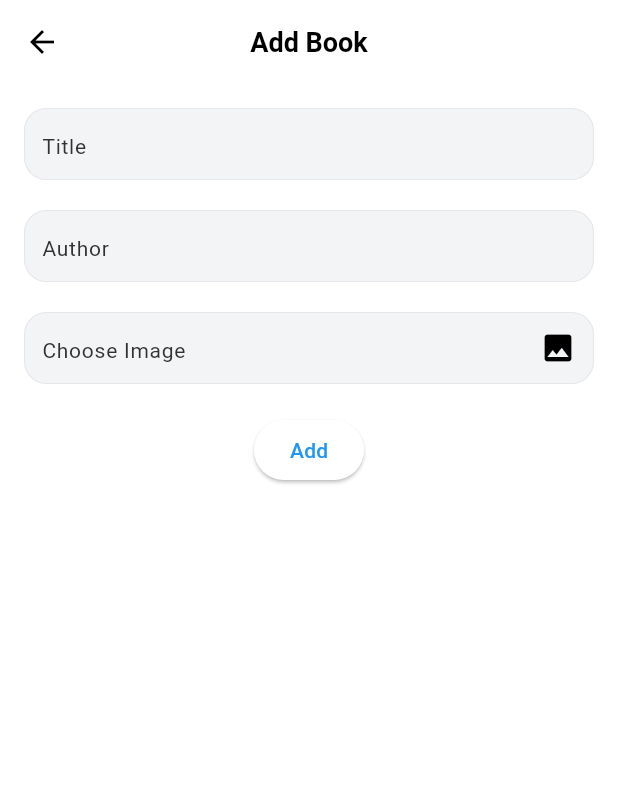
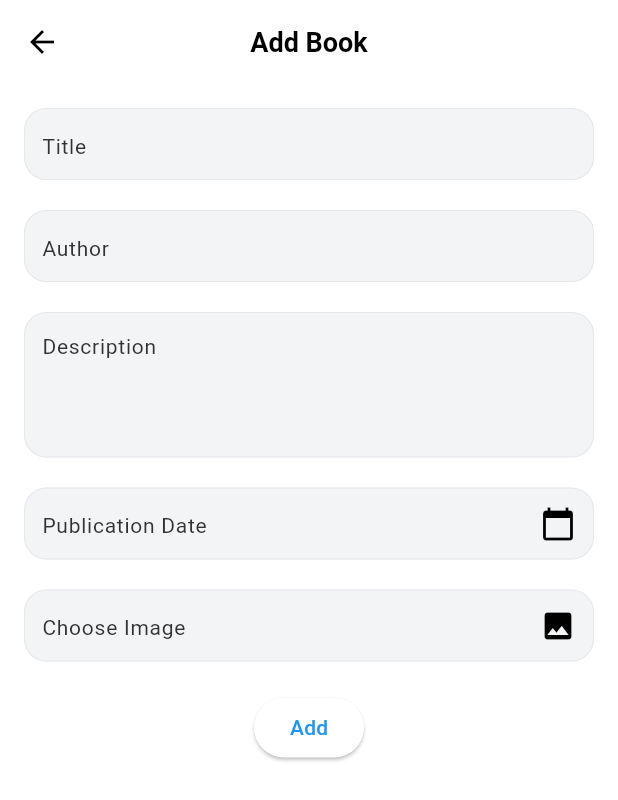
Before and after one commit to JumanaHani/Beanz-Assignment, a Flutter app: the screen it shows after launch, after a tap on the "add" icon, on a phone screen of 412 x 824 dp. Shown: the top 800 px of the screen. Run offline on Flutter 3.47's test engine with Material 3 defaults, Android fonts, the phone set to English and light mode, and no system bars; our stand-ins replace flutter_bloc, hive, hive_flutter, image_picker; accounts and stored records are empty; network calls fail; Roboto replaces fonts that are missing (GelixMedium).

Commit message:
make changes and enhancment on book Form add favorit tab to show favorite books

```diff
--- a/lib/data/data_source/remote/book_api_services.dart
+++ b/lib/data/data_source/remote/book_api_services.dart
@@ -6,7 +6,7 @@ import 'package:http/http.dart' as http;
 class BookApiService {
   // Mock API server URLs
   static const String baseUrl =
-      "http://192.168.166.185:3001/books"; // For physical devices
+      "http://192.168.208.185:3001/books"; // For physical devices use the ip address of the mock api server
   // static const String baseUrl = 'http://10.0.2.2:3001/books'; // For Emulator
 
   // Fetch all books
--- a/lib/presentation/app/book_list_screen.dart
+++ b/lib/presentation/app/book_list_screen.dart
@@ -1,58 +1,133 @@
 import 'dart:io';
+import 'package:beanz_assessment/domain/models/Book.dart';
 import 'package:beanz_assessment/presentation/Bloc/book_bloc/book_bloc.dart';
 import 'package:beanz_assessment/presentation/Bloc/book_bloc/book_event.dart';
 import 'package:beanz_assessment/presentation/Bloc/book_bloc/book_state.dart';
+import 'package:beanz_assessment/presentation/Bloc/favorite_bloc/favorite_book_bloc.dart';
+import 'package:beanz_assessment/presentation/Bloc/favorite_bloc/favorite_book_event.dart';
+import 'package:beanz_assessment/presentation/Bloc/favorite_bloc/favorite_book_state.dart';
 import 'package:beanz_assessment/presentation/details/book_details_screen.dart';
 import 'package:beanz_assessment/presentation/widgets/book_form.dart';
-import 'package:beanz_assessment/presentation/widgets/error_dialog.dart';
 import 'package:flutter/material.dart';
 import 'package:flutter_bloc/flutter_bloc.dart';
 
-void showErrorDialog(BuildContext context, String errorMessage) {
-  showDialog(
-    context: context,
-    builder: (context) => ErrorDialog(message: errorMessage),
+class BooksList extends StatefulWidget {
+  @override
+  _BooksListState createState() => _BooksListState();
+}
+
+class _BooksListState extends State<BooksList> {
+  @override
+  void initState() {
+    super.initState();
+    // Load books and favorites when the screen opens
+    context.read<BookBloc>().add(FetchBooksEvent());
+    context.read<FavoriteBloc>().add(LoadFavoritesEvent());
+  }
+
+  @override
+  Widget build(BuildContext context) {
+    return DefaultTabController(
+      length: 2, // Two tabs: All Books & Favorites
+      child: Scaffold(
+        appBar: AppBar(
+          title: Text('Books Shelf'),
+          bottom: TabBar(
+            tabs: [
+              Tab(icon: Icon(Icons.library_books), text: 'All Books'),
+              Tab(icon: Icon(Icons.favorite), text: 'Favorites'),
+            ],
+          ),
+        ),
+        body: TabBarView(
+          children: [
+            _buildBooksTab(), // All Books Tab
+            _buildFavoritesTab(), // Favorites Tab
+          ],
+        ),
+        floatingActionButton: FloatingActionButton(
+          onPressed: () async {
+            final newBook = await Navigator.push(
+              context,
+              MaterialPageRoute(builder: (context) => BookForm()),
+            );
+            if (!context.mounted) return;
+            if (newBook != null) {
+              context.read<BookBloc>().add(AddBookEvent(newBook));
+            }
+          },
+          child: Icon(Icons.add),
+        ),
+        floatingActionButtonLocation: FloatingActionButtonLocation.centerFloat,
+      ),
     );
   }
 
-class BooksList extends StatelessWidget {
-  @override
-  Widget build(BuildContext context) {
-    return Scaffold(
-      appBar: AppBar(title: Text('Books Shelf')),
-      body: Column(
-        children: [
-          Padding(
-            padding: const EdgeInsets.all(8.0),
-            child: TextField(
-              decoration: InputDecoration(
-                hintText: 'Search Books...',
-                border:
-                    OutlineInputBorder(borderRadius: BorderRadius.circular(25)),
-                prefixIcon: Icon(Icons.search),
-              ),
-              onChanged: (query) {
-                context.read<BookBloc>().add(SearchBooksEvent(query));
-              },
-            ),
-          ),
-          Expanded(
-            child: BlocBuilder<BookBloc, BookState>(
+  // Tab 1: All Books List
+  Widget _buildBooksTab() {
+    return BlocBuilder<BookBloc, BookState>(
       builder: (context, state) {
         if (state is BooksLoadingState) {
           return Center(child: CircularProgressIndicator());
         } else if (state is BooksLoadedState) {
+          return _buildBookList(state.filteredBooks);
+        } else if (state is BooksErrorState) {
+          return Center(child: Text('Error loading books'));
+        }
+        return Container();
+      },
+    );
+  }
+
+  // Tab 2: Favorite Books List
+  Widget _buildFavoritesTab() {
+    return BlocListener<FavoriteBloc, FavoriteState>(
+      listener: (context, state) {},
+      child: BlocBuilder<FavoriteBloc, FavoriteState>(
+        builder: (context, state) {
+          context.read<FavoriteBloc>().add(LoadFavoritesEvent());
+
+          if (state is FavoriteLoaded) {
+            List<String> favoriteIds = state.favorites.keys
+                .where((bookId) => state.favorites[bookId] == true)
+                .toList();
+
+            return BlocBuilder<BookBloc, BookState>(
+              builder: (context, bookState) {
+                if (bookState is BooksLoadedState) {
+                  final favoriteBooks = bookState.books
+                      .where((book) => favoriteIds.contains(book.id.toString()))
+                      .toList();
+                  return _buildBookList(favoriteBooks);
+                }
+                return Center(child: CircularProgressIndicator());
+              },
+            );
+          }
+          return Center(child: Text("No Favorites"));
+        },
+      ),
+    );
+  }
+
+  // Reusable Widget for Book List
+  Widget _buildBookList(List<Book> books) {
     return ListView.builder(
-                    itemCount: state.filteredBooks.length,
+      itemCount: books.length,
       itemBuilder: (context, index) {
-                      final book = state.filteredBooks[index];
+        final book = books[index];
+        return _buildBookItem(book);
+      },
+    );
+  }
+
+  // Single Book Item
+  Widget _buildBookItem(Book book) {
     return GestureDetector(
       onTap: () {
         Navigator.push(
           context,
-                            MaterialPageRoute(
-                              builder: (context) => BookDetails(book: book),
-                            ),
+          MaterialPageRoute(builder: (context) => BookDetails(book: book)),
         );
       },
       child: Container(
@@ -69,29 +144,14 @@ class BooksList extends StatelessWidget {
             height: 50,
             fit: BoxFit.cover,
             errorBuilder: (context, error, stackTrace) {
-                                return Icon(Icons.broken_image,
-                                    size: 50, color: Colors.grey);
+              return Icon(Icons.broken_image, size: 50, color: Colors.grey);
             },
           ),
           title: Text(
             book.title,
             style: TextStyle(fontWeight: FontWeight.bold),
           ),
-                            subtitle: Column(
-                              crossAxisAlignment: CrossAxisAlignment.start,
-                              children: [
-                                Text(
-                                  ' (by ${book.author})',
-                                  maxLines: 1,
-                                  overflow: TextOverflow.ellipsis,
-                                ),
-                                Text(
-                                  book.description ?? '',
-                                  maxLines: 1,
-                                  overflow: TextOverflow.ellipsis,
-                                )
-                              ],
-                            ),
+          subtitle: Text('by ${book.author}', maxLines: 1),
           trailing: Row(
             mainAxisSize: MainAxisSize.min,
             children: [
@@ -105,15 +165,14 @@ class BooksList extends StatelessWidget {
                   final updatedBook = await Navigator.push(
                     context,
                     MaterialPageRoute(
-                                        builder: (context) =>
-                                            BookForm(book: book),
+                      builder: (context) => BookForm(book: book),
                     ),
                   );
                   if (!context.mounted) return;
                   if (updatedBook != null) {
-                                      context.read<BookBloc>().add(
-                                          EditBookEvent(
-                                              updatedBook)); // Refresh list
+                    context
+                        .read<BookBloc>()
+                        .add(EditBookEvent(updatedBook)); // Refresh list
                   }
                 },
               ),
@@ -124,8 +183,9 @@ class BooksList extends StatelessWidget {
                   size: 25,
                 ),
                 onPressed: () {
-                                    context.read<BookBloc>().add(
-                                        DeleteBookEvent(book.id.toString()));
+                  context
+                      .read<BookBloc>()
+                      .add(DeleteBookEvent(book.id.toString()));
                 },
               ),
             ],
@@ -133,30 +193,5 @@ class BooksList extends StatelessWidget {
         ),
       ),
     );
-                    },
-                  );
-                } else if (state is BooksErrorState) {
-                  showErrorDialog(context, state.error);
-                }
-                return Container();
-              },
-            ),
-          ),
-        ],
-      ),
-      floatingActionButton: FloatingActionButton(
-        onPressed: () async {
-          final newBook = await Navigator.push(
-            context,
-            MaterialPageRoute(builder: (context) => BookForm()),
-          );
-          if (!context.mounted) return;
-          if (newBook != null) {
-            context.read<BookBloc>().add(AddBookEvent(newBook));
-          }
-        },
-        child: Icon(Icons.add),
-      ),
-    );
   }
 }
--- a/lib/presentation/widgets/book_form.dart
+++ b/lib/presentation/widgets/book_form.dart
@@ -18,7 +18,8 @@ class _BookFormState extends State<BookForm> {
 
   late TextEditingController titleController;
   late TextEditingController authorController;
-  late TextEditingController publisedDate;
+  late TextEditingController descriptionController;
+  late TextEditingController publisedDateController;
   late TextEditingController imageController;
 
   @override
@@ -26,7 +27,9 @@ class _BookFormState extends State<BookForm> {
     super.initState();
     titleController = TextEditingController(text: widget.book?.title ?? '');
     authorController = TextEditingController(text: widget.book?.author ?? '');
-    publisedDate=TextEditingController(text: widget.book?.publicationDate?.toIso8601String() ?? '');
+    descriptionController = TextEditingController(text: widget.book?.description ?? '');
+    publisedDateController = TextEditingController(
+        text: widget.book?.publicationDate?.toIso8601String() ?? '');
     imageController = TextEditingController(text: widget.book?.image ?? '');
   }
 
@@ -36,8 +39,9 @@ class _BookFormState extends State<BookForm> {
           id: widget.book?.id,
           title: titleController.text,
           author: authorController.text,
+          description: descriptionController.text,
           image: imageController.text,
-      );
+          publicationDate: DateTime.parse(publisedDateController.text));
 
       try {
         if (widget.book == null) {
@@ -73,6 +77,7 @@ class _BookFormState extends State<BookForm> {
         padding: EdgeInsets.all(16.0),
         child: Form(
           key: _formKey,
+          child: SingleChildScrollView(
             child: Column(
               children: [
                 TextFormField(
@@ -80,13 +85,54 @@ class _BookFormState extends State<BookForm> {
                   decoration: InputDecoration(labelText: 'Title'),
                   validator: (value) => value!.isEmpty ? 'Enter a title' : null,
                 ),
-              SizedBox(height: 20,),
+                SizedBox(
+                  height: 20,
+                ),
                 TextFormField(
                   controller: authorController,
                   decoration: InputDecoration(labelText: 'Author'),
-                validator: (value) => value!.isEmpty ? 'Enter an author' : null,
+                  validator: (value) =>
+                      value!.isEmpty ? 'Enter an author' : null,
                 ),
-                 SizedBox(height: 20,),
+                SizedBox(
+                  height: 20,
+                ),
+                TextFormField(
+                  controller: descriptionController,
+                  decoration: InputDecoration(labelText: 'Description'),
+                  validator: (value) =>
+                      value!.isEmpty ? 'Enter an description' : null,
+                  maxLines: 3,
+                ),
+                SizedBox(
+                  height: 20,
+                ),
+                TextFormField(
+                  controller: publisedDateController,
+                  decoration: InputDecoration(
+                    labelText: 'Publication Date',
+                    suffixIcon: Icon(Icons.calendar_today),
+                  ),
+                  readOnly: true,
+                  onTap: () async {
+                    DateTime? pickedDate = await showDatePicker(
+                      context: context,
+                      initialDate: DateTime.now(),
+                      firstDate: DateTime(2000),
+                      lastDate: DateTime(2100),
+                    );
+
+                    if (pickedDate != null) {
+                      publisedDateController.text = "${pickedDate.toLocal()}"
+                          .split(' ')[0]; // Formats the date
+                    }
+                  },
+                  validator: (value) =>
+                      value!.isEmpty ? 'Enter a publication date' : null,
+                ),
+                SizedBox(
+                  height: 20,
+                ),
                 TextFormField(
                   controller: imageController,
                   readOnly: true, // Prevent manual input
@@ -105,6 +151,7 @@ class _BookFormState extends State<BookForm> {
             ),
           ),
         ),
+      ),
     );
   }
 }
--- a/pubspec.yaml
+++ b/pubspec.yaml
@@ -39,6 +39,8 @@ dependencies:
   flutter_bloc: ^9.0.0
   image_picker: ^0.8.6
   fluttertoast: ^8.2.4
+  intl: ^0.18.0
+  bloc_test: ^10.0.0
 
   # The following adds the Cupertino Icons font to your application.
   # Use with the CupertinoIcons class for iOS style icons.
```
Also changed, not shown: db.json (+21 -54 lines), lib/presentation/details/book_details_screen.dart (+16 -5 lines), pubspec.lock, 4 other files. Lines whose indentation alone changed are shown as unchanged.
